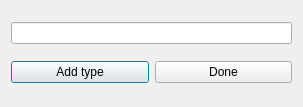
First picture: the form in VL1-project/addtypewindow.ui, repository birkirk/vln1-35, before the edit.
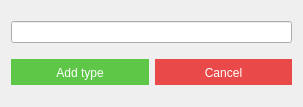
Second picture: the form after the edit.

Commit message: fixed add type window

What changed in the file:
```diff
--- a/VL1-project/addtypewindow.ui
+++ b/VL1-project/addtypewindow.ui
@@ -21,6 +21,16 @@
     <layout class="QHBoxLayout" name="horizontalLayout">
      <item>
       <widget class="QPushButton" name="button_addtype_">
+       <property name="cursor">
+        <cursorShape>PointingHandCursor</cursorShape>
+       </property>
+       <property name="styleSheet">
+        <string notr="true">border: 0px solid #333;
+padding: 7px 0 5px 0;
+background-color: #5EC748;
+color: #fff;
+font: 13pt &quot;Helvetica&quot;;</string>
+       </property>
        <property name="text">
         <string>Add type</string>
        </property>
@@ -28,8 +38,15 @@
      </item>
      <item>
       <widget class="QPushButton" name="button_addtype_done">
+       <property name="styleSheet">
+        <string notr="true">border: 0px solid #333;
+padding: 7px 0 5px 0;
+background-color: #E94949;
+color: #fff;
+font: 13pt &quot;Helvetica&quot;;</string>
+       </property>
        <property name="text">
-        <string>Done</string>
+        <string>Cancel</string>
        </property>
       </widget>
      </item>
```
The commit also changes 4 other files.
